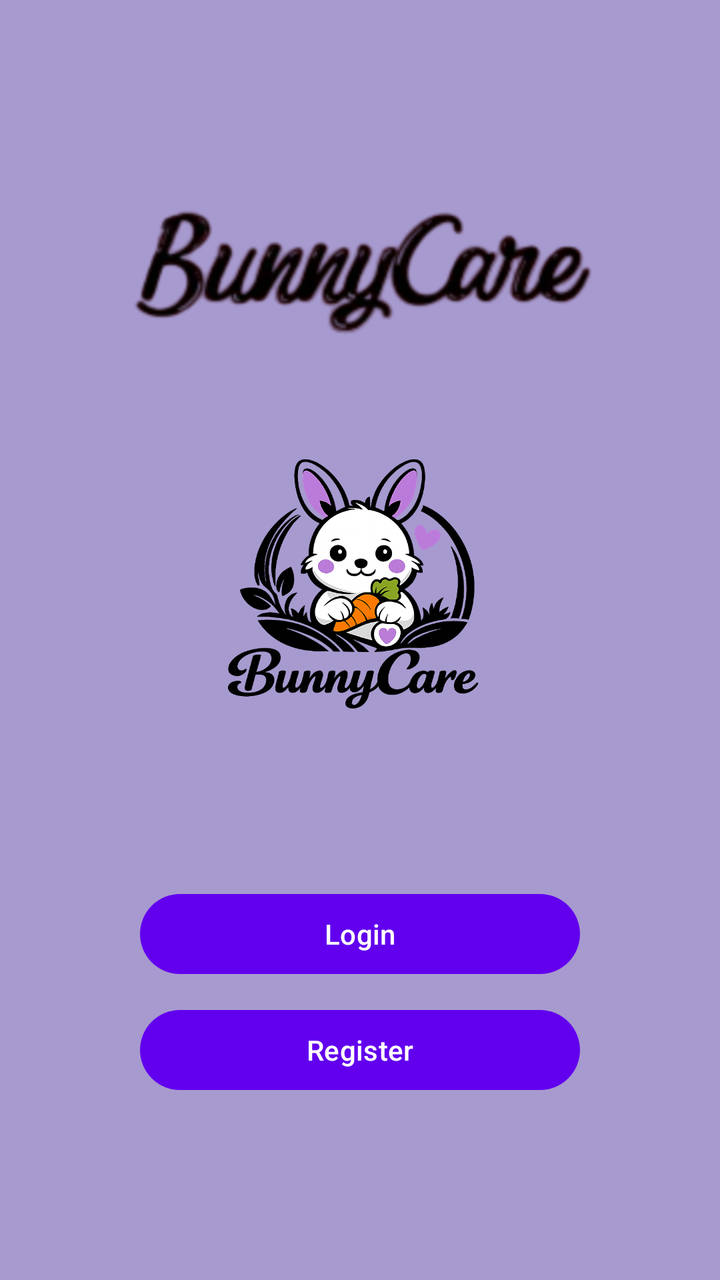
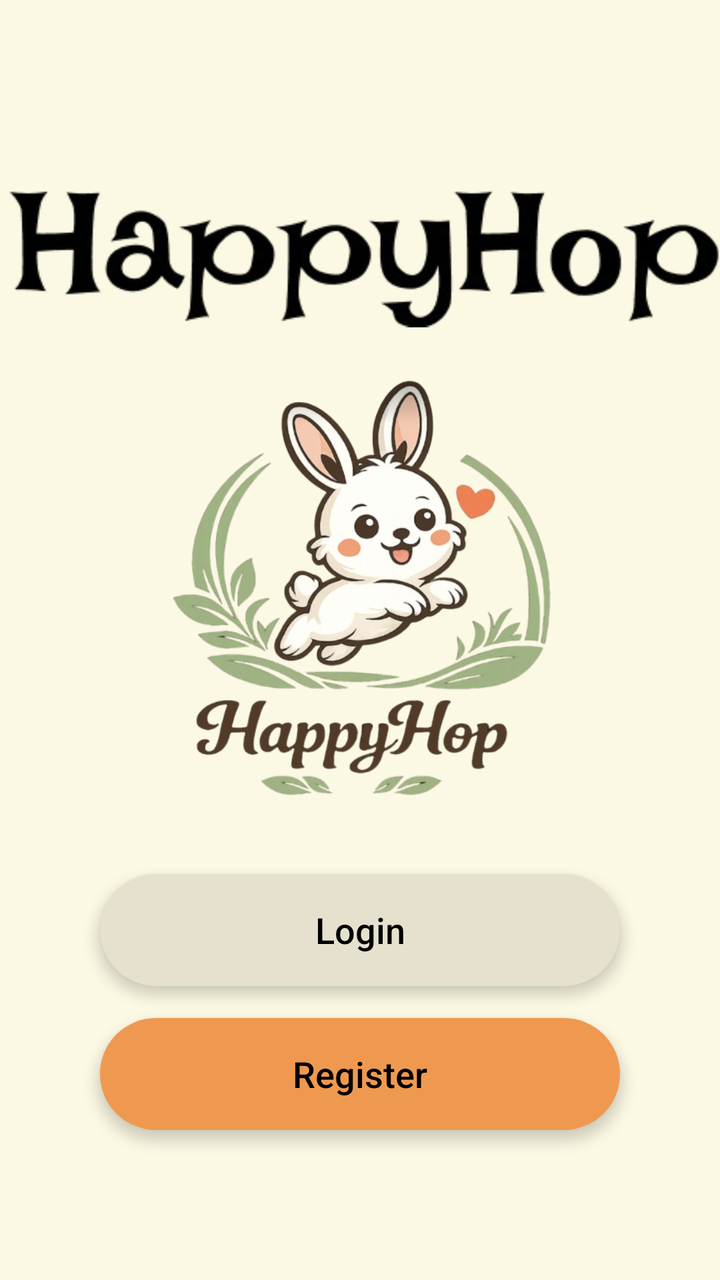

Two renders of the same Android screen: before a commit and after it. Below are the layout's source before the change and the commit's diff.
<!-- AndroidManifest.xml: application theme Theme.BunnyCare -->
<!-- res/layout/activity_opening.xml -->
<LinearLayout
    xmlns:android="http://schemas.android.com/apk/res/android"
    android:id="@+id/main"
    android:layout_width="match_parent"
    android:layout_height="match_parent"
    android:background="@color/lavender"
    android:gravity="center"
    android:orientation="vertical">

    <ImageView
        android:layout_width="match_parent"
        android:layout_height="100dp"
        android:layout_marginBottom="10dp"
        android:contentDescription="App Logo"
        android:scaleType="centerInside"
        android:src="@drawable/logo" />


    <ImageView
        android:layout_width="240dp"
        android:layout_height="217dp"
        android:layout_marginBottom="25dp"
        android:contentDescription="Bunny Logo"
        android:scaleType="centerInside"
        android:src="@drawable/bunny" />


    <Button
        android:id="@+id/btnGoLogin"
        android:layout_width="220dp"
        android:layout_height="wrap_content"
        android:text="Login"
        android:layout_marginBottom="10dp"/>


    <Button
        android:id="@+id/btnGoRegister"
        android:layout_width="220dp"
        android:layout_height="wrap_content"
        android:text="Register"/>
</LinearLayout>
<!-- resources referenced by this layout -->
<resources>
  <color name="lavender">#A79ACF</color>
  <!-- drawable bunny: png bitmap (drawable, 120256 bytes) -->
  <!-- drawable logo: png bitmap (drawable, 59421 bytes) -->
  <style name="Theme.BunnyCare" parent="Base.Theme.BunnyCare" />
  <style name="Base.Theme.BunnyCare" parent="Theme.Material3.DayNight.NoActionBar">
          
          
      </style>
</resources>

<!-- the commit's change to res/layout/activity_opening.xml (unified diff, before → after) -->
@@ -1,9 +1,11 @@
+<?xml version="1.0" encoding="utf-8"?>
 <LinearLayout
     xmlns:android="http://schemas.android.com/apk/res/android"
+    xmlns:app="http://schemas.android.com/apk/res-auto"
     android:id="@+id/main"
     android:layout_width="match_parent"
     android:layout_height="match_parent"
-    android:background="@color/lavender"
+    android:background="@color/cream_bg"
     android:gravity="center"
     android:orientation="vertical">
 
@@ -12,30 +14,52 @@
         android:layout_height="100dp"
         android:layout_marginBottom="10dp"
         android:contentDescription="App Logo"
-        android:scaleType="centerInside"
+        android:gravity="center"
+        android:scaleType="fitCenter"
+        android:adjustViewBounds="true"
         android:src="@drawable/logo" />
-
 
     <ImageView
         android:layout_width="240dp"
         android:layout_height="217dp"
-        android:layout_marginBottom="25dp"
+        android:layout_marginBottom="35dp"
         android:contentDescription="Bunny Logo"
         android:scaleType="centerInside"
         android:src="@drawable/bunny" />
 
-
     <Button
         android:id="@+id/btnGoLogin"
-        android:layout_width="220dp"
-        android:layout_height="wrap_content"
+        style="@style/Widget.AppCompat.Button"
+        android:layout_width="260dp"
+        android:layout_height="56dp"
+        android:layout_marginBottom="16dp"
+        android:background="@drawable/button_login_bg"
+        android:backgroundTint="@null"
+        app:backgroundTint="@null"
+        android:insetTop="0dp"
+        android:insetBottom="0dp"
+        android:stateListAnimator="@null"
         android:text="Login"
-        android:layout_marginBottom="10dp"/>
-
+        android:textColor="#000000"
+        android:textSize="18sp"
+        android:textAllCaps="false"
+        android:elevation="4dp" />
 
     <Button
         android:id="@+id/btnGoRegister"
-        android:layout_width="220dp"
-        android:layout_height="wrap_content"
-        android:text="Register"/>
+        style="@style/Widget.AppCompat.Button"
+        android:layout_width="260dp"
+        android:layout_height="56dp"
+        android:background="@drawable/button_register_bg"
+        android:backgroundTint="@null"
+        app:backgroundTint="@null"
+        android:insetTop="0dp"
+        android:insetBottom="0dp"
+        android:stateListAnimator="@null"
+        android:text="Register"
+        android:textColor="#000000"
+        android:textSize="18sp"
+        android:textAllCaps="false"
+        android:elevation="4dp" />
+
 </LinearLayout>
<!-- resource entries referenced after the edit -->
@@ -1,9 +1,25 @@
 <!-- resources referenced by this layout -->
 <resources>
-  <color name="lavender">#A79ACF</color>
-  <!-- drawable bunny: png bitmap (drawable, 120256 bytes) -->
-  <!-- drawable logo: png bitmap (drawable, 59421 bytes) -->
+  <color name="cream_bg">#FBF8E4</color>
+  <!-- drawable bunny: png bitmap (drawable, 879961 bytes) -->
+  <!-- drawable button_login_bg (drawable) -->
+  <?xml version="1.0" encoding="utf-8"?>
+  <shape xmlns:android="http://schemas.android.com/apk/res/android"
+      android:shape="rectangle">
+      <solid android:color="@color/brownie_cream" />
+      <corners android:radius="28dp" />
+  </shape>
+  <!-- drawable button_register_bg (drawable) -->
+  <?xml version="1.0" encoding="utf-8"?>
+  <shape xmlns:android="http://schemas.android.com/apk/res/android"
+      android:shape="rectangle">
+      <solid android:color="@color/Orangie" />
+      <corners android:radius="28dp" />
+  </shape>
+  <!-- drawable logo: png bitmap (drawable, 307807 bytes) -->
   <style name="Theme.BunnyCare" parent="Base.Theme.BunnyCare" />
+  <color name="brownie_cream">#E5E1CE</color>
+  <color name="Orangie">#EF9950</color>
   <style name="Base.Theme.BunnyCare" parent="Theme.Material3.DayNight.NoActionBar">
           
           
